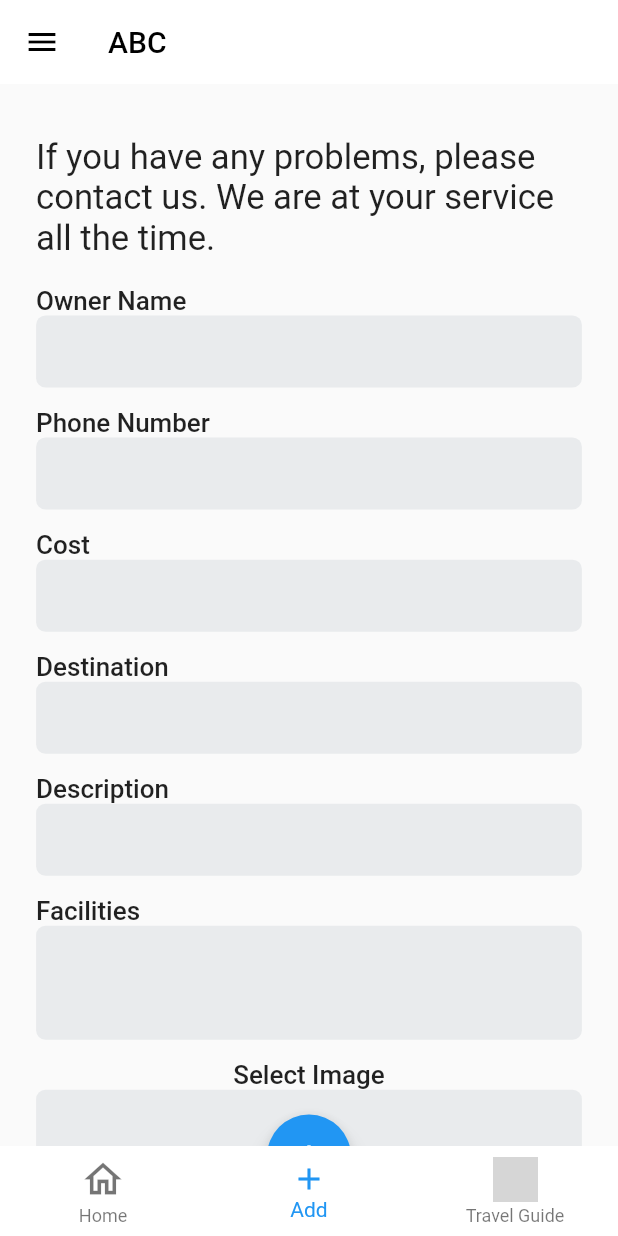
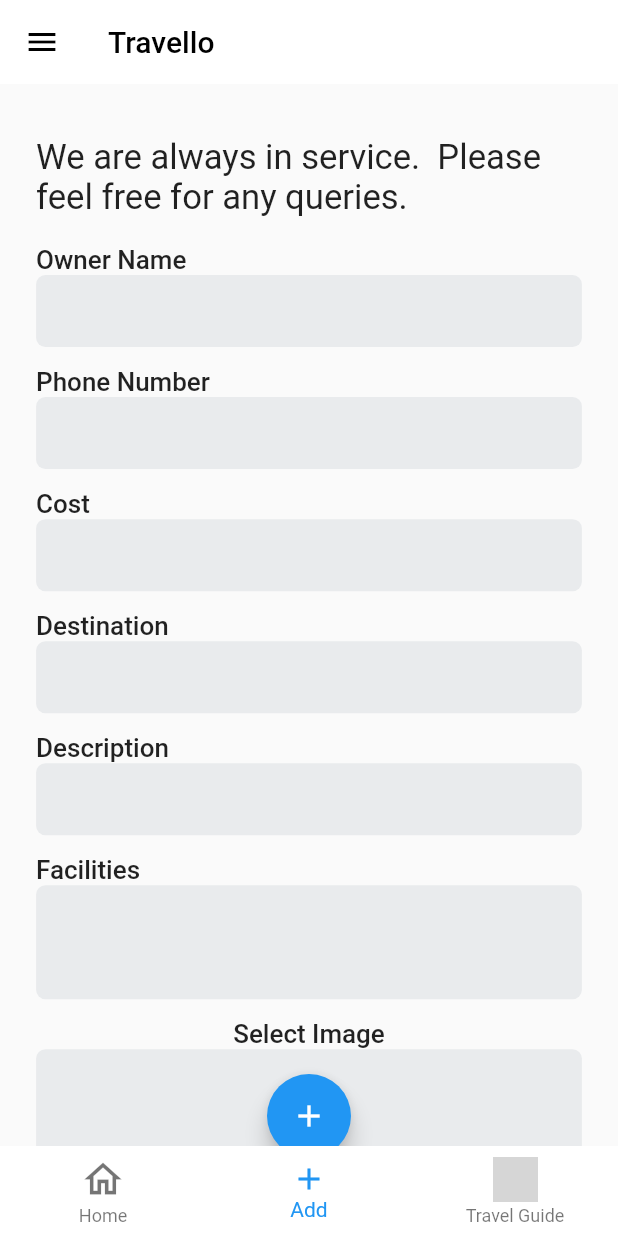
Before and after one commit to Sohag-84/Travello, a Flutter app: the screen it shows once a user with an empty profile is signed in, item 2 of the bottom bar chosen, on a phone screen of 412 x 824 dp. Run offline on Flutter 3.47's test engine with Material 2 defaults, Android fonts, the light colour scheme and no system bars; our stand-ins replace carousel_slider, cloud_firestore, connectivity_plus, dots_indicator, firebase_auth, firebase_core and 8 more; accounts and stored records are empty; grey boxes are pictures that could not be loaded.

Commit message:
change app logo and app name

```diff
--- a/lib/constant/app_strings.dart
+++ b/lib/constant/app_strings.dart
@@ -1,5 +1,5 @@
 class AppStrings {
-  static const appName = 'ABC';
+  static const appName = 'Travello';
 }
 
 const privacyPolicyText =
@@ -47,3 +47,9 @@ const faqBanDesc3 =
 const faqBanDesc4 = "";
 const faqBanDesc5 =
     "যদি কোনো গ্রাহক তাদের ভ্রমণের সময় অসুস্থ বোধ করেন, আমাদের অকুতোভয় নেতা তাদের চিকিৎসা সেবা পেতে সহায়তা করবেন। গ্রাহকের দ্বারা অনুরোধ করা হলে এর মধ্যে COVID-19 পরীক্ষার সুবিধা অন্তর্ভুক্ত থাকতে পারে এবং আমরা সতর্কতা হিসাবে গ্রাহকদের বাড়ি থেকে তাদের নিজস্ব RAT পরীক্ষা আনতে উৎসাহিত করি।";
+
+//add tour package screen
+const adPackageMessageEng =
+    "We are always in service.  Please feel free for any queries.";
+const adPackageMessageBan =
+    "আমরা সর্বদা সেবায় নিয়োজিত। অনুগ্রহ করে নির্দ্বিধায় জানান আপনার জিজ্ঞাসা ";
--- a/lib/views/bottom_nav_controller/pages/add_package/package_add_page.dart
+++ b/lib/views/bottom_nav_controller/pages/add_package/package_add_page.dart
@@ -125,7 +125,7 @@ class _PackageAddPageState extends State<PackageAddPage> {
               children: [
                 SizedBox(height: 30.h),
                 Text(
-                  "If you have any problems, please contact us. We are at your service all the time.",
+                  "adPackageMessage".tr,
                   style: TextStyle(
                     fontSize: 24.sp,
                   ),
--- a/lib/views/drawer_page/settings/languages/bangla.dart
+++ b/lib/views/drawer_page/settings/languages/bangla.dart
@@ -53,5 +53,6 @@ Map<String, String> bangla = {
   "cost": "খরচ",
   "destination": "গন্তব্য",
   "selectImage": "ছবি সিলেক্ট করুন",
-  'submit': "সাবমিট"
+  'submit': "সাবমিট",
+  'adPackageMessage': adPackageMessageBan,
 };
--- a/lib/views/drawer_page/settings/languages/english.dart
+++ b/lib/views/drawer_page/settings/languages/english.dart
@@ -53,5 +53,6 @@ Map<String, String> english = {
   "cost": "Cost",
   "destination": "Destination",
   "selectImage": "Select Image",
-  'submit': "Submit"
+  'submit': "Submit",
+  "adPackageMessage": adPackageMessageEng,
 };
--- a/lib/views/screens/splash_screen.dart
+++ b/lib/views/screens/splash_screen.dart
@@ -42,7 +42,7 @@ class _SplashScreenState extends State<SplashScreen> {
             mainAxisAlignment: MainAxisAlignment.spaceEvenly,
             children: [
               Image.asset(
-                'assets/logo/logo.png',
+                'assets/logo/logo2.png',
                 height: 230.h,
                 width: 230.w,
                 fit: BoxFit.contain,
@@ -50,7 +50,7 @@ class _SplashScreenState extends State<SplashScreen> {
               SizedBox(height: 10.h),
               const CircularProgressIndicator(),
               Text(
-                "Travel Agency",
+                "Travello",
                 style: TextStyle(fontSize: 20.sp, fontWeight: FontWeight.w600),
               ),
               SizedBox(height: 40.h),
```
Also changed, not shown: lib/views/auth/login_screen.dart (+37 -29 lines), lib/views/auth/signup_screen.dart (+11 -43 lines), pubspec.yaml (+8 -2 lines), assets/logo/logo2.png (added), pubspec.lock, 28 other files.
